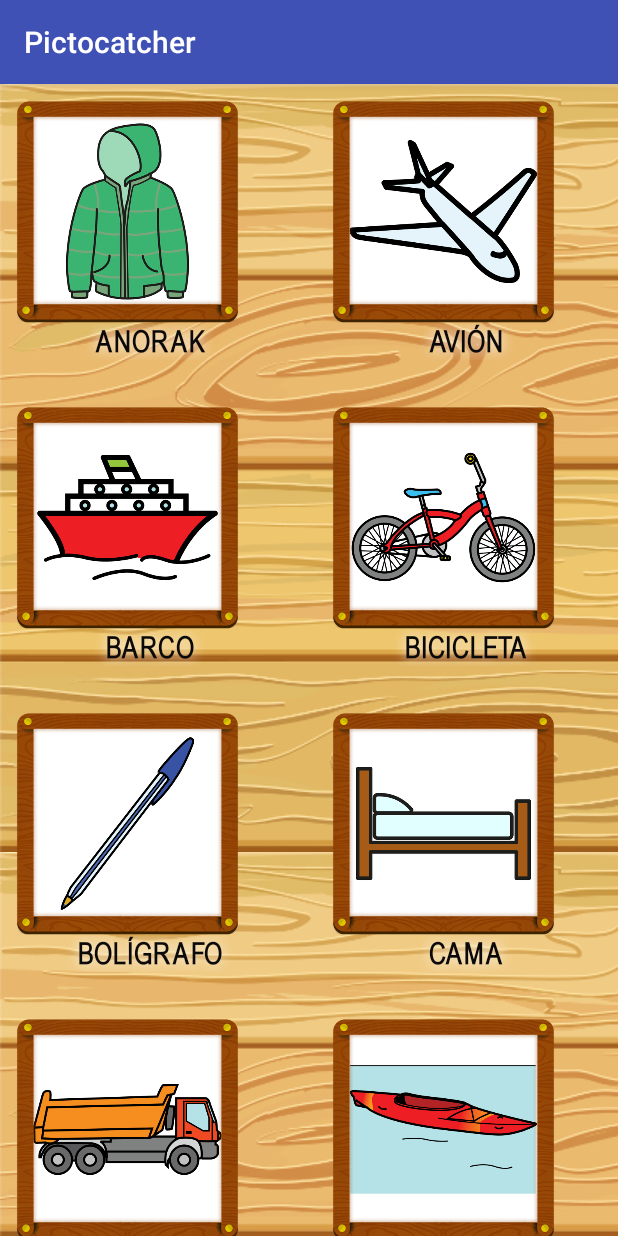
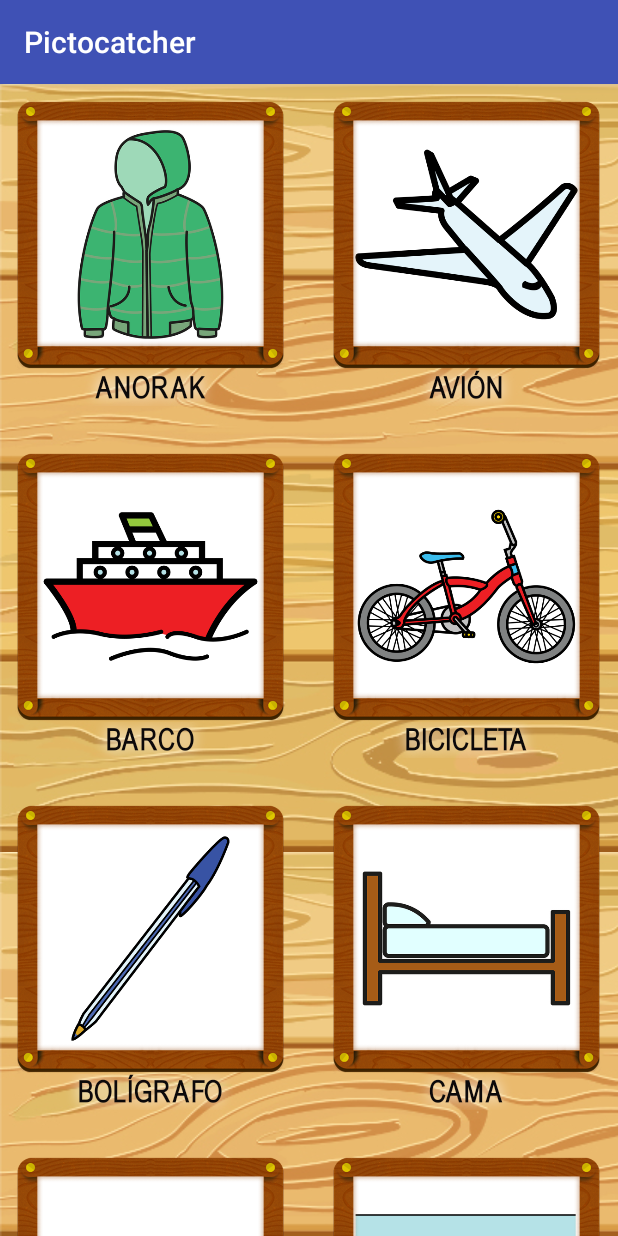
Before and after one commit to JavierAntoran/pictocatcher, an Android app: the screen it shows after launch (MainActivity), on a phone screen of 412 x 824 dp. Run offline under Robolectric (Android 15) with nearby library versions, the phone set to English and light mode, and no system bars; our stand-ins replace Picasso; pictures from the network do not load.

Commit message:
Adapt layout to large devices

```diff
--- a/android/pictocatcher/app/src/main/java/es/unizar/cps/cav/pictocatcher/MarkableImageView.java
+++ b/android/pictocatcher/app/src/main/java/es/unizar/cps/cav/pictocatcher/MarkableImageView.java
@@ -18,6 +18,9 @@ import android.widget.ImageView;
 public class MarkableImageView extends ImageView {
     private boolean checked = false;
 
+    private static Drawable frame;
+    private static Drawable tick;
+
     /*final Bitmap check = BitmapFactory.decodeResource(
             getResources(), R.drawable.checked2);
 
@@ -36,6 +39,15 @@ public class MarkableImageView extends ImageView {
         super(context, attrs, defStyle);
     }
 
+    public void loadDrawables(){
+        if (frame == null) {
+            frame = ContextCompat.getDrawable(getContext(), R.drawable.woodenframe1);
+        }
+        if (tick == null) {
+            tick = ContextCompat.getDrawable(getContext(), R.drawable.checked2);
+        }
+    }
+
     public void setChecked(boolean checked) {
         this.checked = checked;
         invalidate();
@@ -49,22 +61,24 @@ public class MarkableImageView extends ImageView {
     protected void onDraw(Canvas canvas) {
         super.onDraw(canvas);
 
+        loadDrawables();
+
         int width = canvas.getWidth();
         int height = canvas.getHeight();
 
-        Drawable frame =  ContextCompat.getDrawable(getContext(),R.drawable.woodenframe1);
+        //Drawable frame =  ContextCompat.getDrawable(getContext(),R.drawable.woodenframe1);
 
         frame.setBounds(0, 0, width, height);
         frame.draw(canvas);
 
 
         if(checked) {
-            int imgSize = getContext().getResources().getDimensionPixelSize(R.dimen.gridimage);
-            Drawable tick =  ContextCompat.getDrawable(getContext(),R.drawable.checked2);
+
+            int imgSize = this.getWidth();//getContext().getResources().getDimensionPixelSize(R.id.gridImage);
+
             tick.setBounds(imgSize/2, imgSize/2, imgSize, imgSize);
             tick.draw(canvas);
         }
-        setDrawingCacheEnabled(true); // cache
     }
 
     boolean mAdjustViewBounds;
--- a/android/pictocatcher/app/src/main/res/layout/grid_cell.xml
+++ b/android/pictocatcher/app/src/main/res/layout/grid_cell.xml
@@ -2,22 +2,22 @@
 <LinearLayout xmlns:android="http://schemas.android.com/apk/res/android"
     android:orientation="vertical" android:layout_width="match_parent"
     android:layout_height="match_parent"
-    android:padding="10dp"
-    android:layout_gravity="center">
+    android:padding="10dp">
 
     <es.unizar.cps.cav.pictocatcher.MarkableImageView
         android:id="@+id/gridImage"
-        android:layout_width="150dp"
-        android:layout_height="150dp"
+        android:layout_width="match_parent"
+        android:layout_height="wrap_content"
         android:scaleType="centerCrop"
         android:adjustViewBounds="true"
-        android:padding="10dp"/>
+        android:padding="20px"
+        android:gravity="center_horizontal"/>
 
     <TextView
         android:id="@+id/gridCaption"
         android:layout_width="match_parent"
         android:layout_height="wrap_content"
-        android:textSize="20dp"
+        android:textSize="20sp"
         android:textAllCaps="true"
         android:textColor="#0C090A"
         android:shadowColor="#FFFFFFFF"
@@ -26,6 +26,7 @@
         android:shadowRadius="10"
         android:textAlignment="center"
         android:scrollHorizontally="false"
+        android:gravity="center_horizontal"
         />
     <!--android:ellipsize="marquee"
     android:maxLines="1"
```
Also changed, not shown: android/pictocatcher/app/src/main/res/layout/show_capture.xml (+5 -5 lines).
